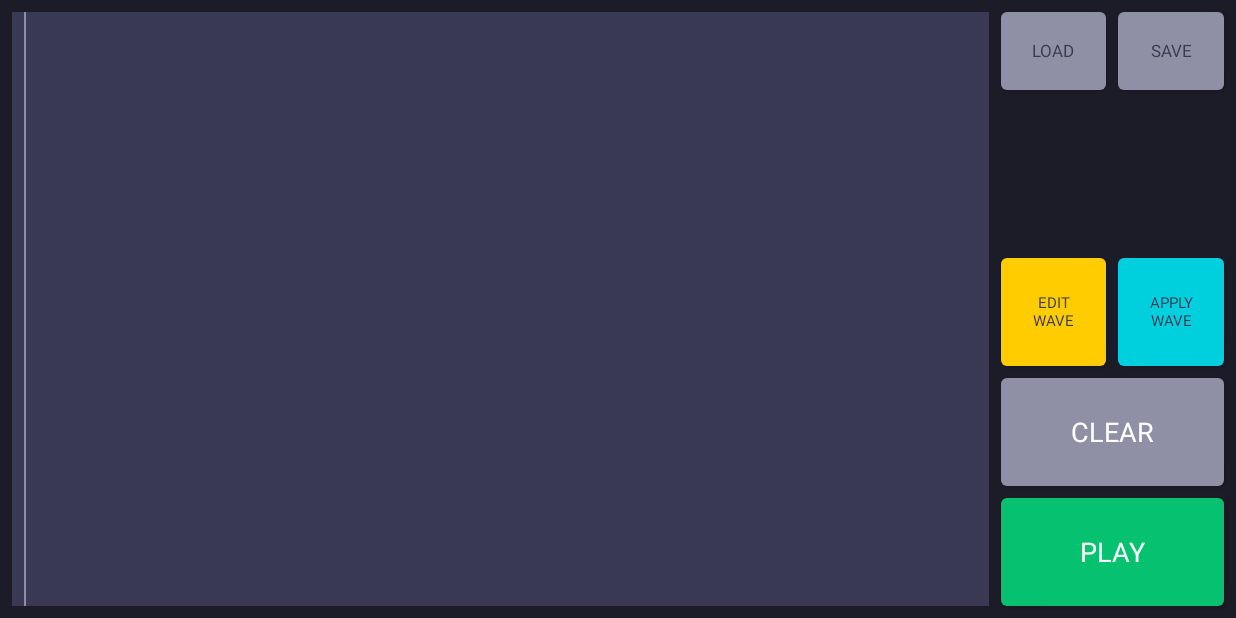
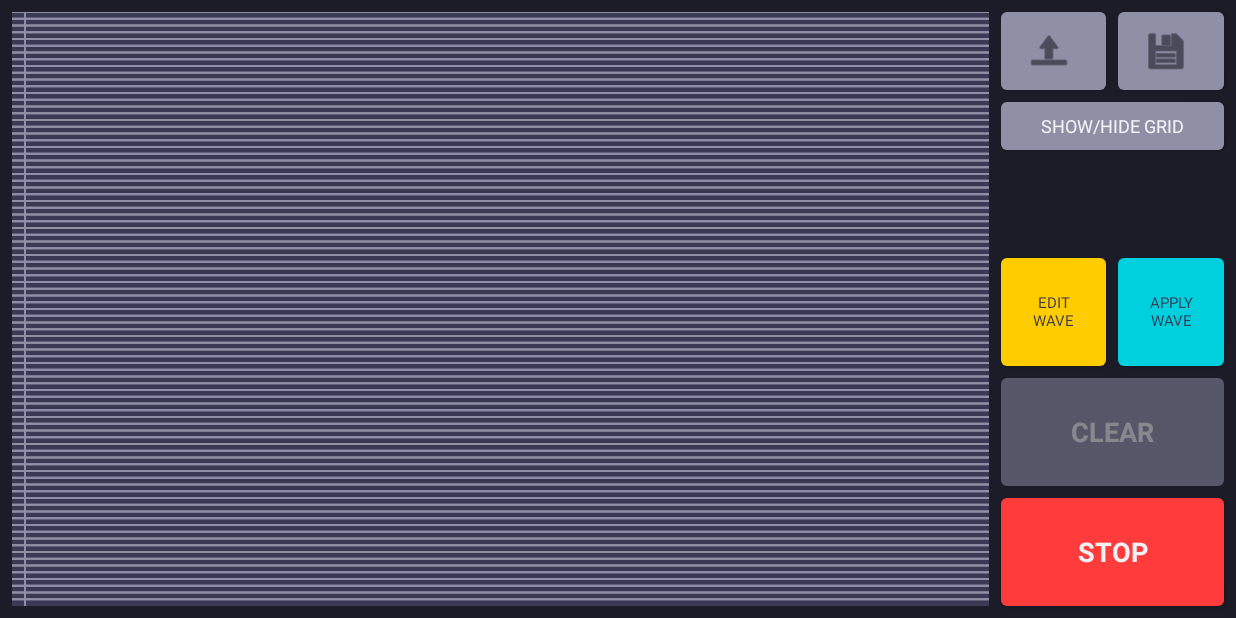
Before and after one commit to Blubberpie/PaperSynth, an Android app: the MainActivity screen opened directly, with no data from a screen before it, after a tap on "PLAY", on a phone screen of 824 x 412 dp (held sideways). Run offline under Robolectric (Android 15) with nearby library versions, the phone set to English and light mode, and no system bars; libraries missing offline, so code that uses them is left out: org.jetbrains.kotlinx; network calls fail; 10 statements that could not run were skipped; 3 other taps on this screen came first.

Commit message:
Load png and display bitmap

```diff
--- a/app/src/main/java/com/example/papersynth/fragments/CanvasFragment.kt
+++ b/app/src/main/java/com/example/papersynth/fragments/CanvasFragment.kt
@@ -1,22 +1,37 @@
 package com.example.papersynth.fragments
 
+import android.content.Intent
+import android.content.res.Resources
+import android.graphics.Bitmap
+import android.net.Uri
 import android.os.Bundle
 import android.view.LayoutInflater
 import android.view.View
 import android.view.ViewGroup
 import android.widget.Button
+import androidx.activity.result.contract.ActivityResultContracts
+import androidx.core.net.toFile
 import androidx.fragment.app.Fragment
 import com.example.papersynth.PlaybackEngine
 import com.example.papersynth.R
+import com.example.papersynth.utils.FileUtil.readCanvasFromPath
 import com.example.papersynth.utils.FileUtil.writeCanvasToFile
 import com.example.papersynth.views.CanvasView
+import java.text.DateFormat
+import java.time.format.DateTimeFormatter
 import java.util.*
 
 class CanvasFragment : Fragment(R.layout.fragment_canvas), View.OnClickListener {
 
     private lateinit var canvasView: CanvasView
 
+    private var waveButton: Button? = null
+    private var clearButton: Button? = null
     private var isOn: Boolean = false
+
+    val loadCanvas = registerForActivityResult(ActivityResultContracts.GetContent()) { uri: Uri? ->
+        handleReadCanvas(uri)
+    }
 
     @Override
     override fun onCreateView(
@@ -43,6 +58,23 @@ class CanvasFragment : Fragment(R.layout.fragment_canvas), View.OnClickListener
                 if (this.isOn) {
                     val alphaArray = canvasView.getAlphaArray()
                     PlaybackEngine.setAlphaArray(alphaArray)
+                    waveButton?.let {
+                        it.setBackgroundColor(resources.getColor(R.color.redD))
+                        it.text = "STOP"
+                    }
+                    clearButton?.let {
+                        it.isEnabled = false
+                        it.alpha = 0.5f
+                    }
+                } else {
+                    waveButton?.let {
+                        it.setBackgroundColor(resources.getColor(R.color.greenD))
+                        it.text = "PLAY"
+                    }
+                    clearButton?.let {
+                        it.isEnabled = true
+                        it.alpha = 1f
+                    }
                 }
                 canvasView.sweep(this.isOn)
                 PlaybackEngine.setToneOn(this.isOn)
@@ -50,21 +82,38 @@ class CanvasFragment : Fragment(R.layout.fragment_canvas), View.OnClickListener
             R.id.btn_save_canvas -> {
                 val bitmap = canvasView.getBitmap()
                 activity?.let { fragmentActivity ->
-                    val now = Calendar.getInstance().time.toString()
+                    val date: Date = Calendar.getInstance().time
+                    var now = DateFormat.getDateTimeInstance(DateFormat.MEDIUM, DateFormat.SHORT, Locale.US).format(date)
+                    now = now.replace("[:,\\s]+".toRegex(), "_")
                     writeCanvasToFile(fragmentActivity, "$now.png", bitmap)
                 }
+            }
+            R.id.btn_load_canvas -> {
+                loadCanvas.launch("image/png")
+            }
+            R.id.btn_toggle_grid -> {
+                canvasView.toggleGrid()
             }
         }
     }
 
     private fun initializeButtons() {
-        val clearButton = activity?.findViewById<Button>(R.id.btn_clear)
+        clearButton = activity?.findViewById(R.id.btn_clear)
         clearButton?.setOnClickListener(this)
-        val waveButton = activity?.findViewById<Button>(R.id.btn_play_wave)
+        waveButton = activity?.findViewById(R.id.btn_play_wave)
         waveButton?.setOnClickListener(this)
         val saveButton = activity?.findViewById<Button>(R.id.btn_save_canvas)
         saveButton?.setOnClickListener(this)
         val loadButton = activity?.findViewById<Button>(R.id.btn_load_canvas)
         loadButton?.setOnClickListener(this)
+        val toggleGridButton = activity?.findViewById<Button>(R.id.btn_toggle_grid)
+        toggleGridButton?.setOnClickListener(this)
+    }
+
+    private fun handleReadCanvas(uri: Uri?) {
+        activity?.let { fragmentActivity ->
+            val loadedBitmap = readCanvasFromPath(fragmentActivity, uri?.path)
+            canvasView.applyLoadedBitmap(loadedBitmap)
+        }
     }
 }
--- a/app/src/main/res/layout/activity_main.xml
+++ b/app/src/main/res/layout/activity_main.xml
@@ -20,10 +20,30 @@
         android:textColor="@color/canvasD"
         android:textSize="11sp"
         app:backgroundTint="@color/elementD"
+        app:icon="@android:drawable/ic_menu_save"
+        app:iconTint="@color/mainD"
         app:layout_constraintEnd_toEndOf="parent"
         app:layout_constraintHorizontal_weight="0.5"
         app:layout_constraintStart_toEndOf="@+id/btn_load_canvas"
         app:layout_constraintTop_toTopOf="parent" />
+
+    <Button
+        android:id="@+id/btn_toggle_grid"
+        android:layout_width="0dp"
+        android:layout_height="40dp"
+        android:layout_marginStart="8dp"
+        android:layout_marginEnd="8dp"
+        android:insetTop="0dp"
+        android:insetBottom="8dp"
+        android:text="SHOW/HIDE GRID"
+        android:textAppearance="@style/TextAppearance.AppCompat.Small"
+        android:textColor="@color/brushL"
+        android:textSize="12sp"
+        app:backgroundTint="@color/elementD"
+        app:layout_constraintEnd_toEndOf="parent"
+        app:layout_constraintHorizontal_weight="0.5"
+        app:layout_constraintStart_toEndOf="@+id/fragment_container_view"
+        app:layout_constraintTop_toBottomOf="@+id/btn_save_canvas" />
 
     <Button
         android:id="@+id/btn_load_canvas"
@@ -34,15 +54,17 @@
         android:layout_marginEnd="4dp"
         android:insetTop="0dp"
         android:insetBottom="8dp"
-        android:text="LOAD"
         android:textAppearance="@style/TextAppearance.AppCompat.Small"
         android:textColor="@color/canvasD"
         android:textSize="11sp"
         app:backgroundTint="@color/elementD"
+        app:icon="@android:drawable/ic_menu_upload"
+        app:iconTint="@color/mainD"
         app:layout_constraintEnd_toStartOf="@+id/btn_save_canvas"
         app:layout_constraintHorizontal_weight="0.5"
         app:layout_constraintStart_toEndOf="@+id/fragment_container_view"
-        app:layout_constraintTop_toTopOf="parent" />
+        app:layout_constraintTop_toTopOf="parent"
+        app:rippleColor="@color/brushL" />
 
     <androidx.fragment.app.FragmentContainerView
         android:id="@+id/fragment_container_view"
@@ -71,6 +93,8 @@
         android:insetBottom="0dp"
         android:text="PLAY"
         android:textAppearance="@style/TextAppearance.AppCompat.Medium"
+        android:textColor="@color/brushL"
+        android:textStyle="bold"
         app:backgroundTint="@color/greenD"
         app:layout_constraintBottom_toBottomOf="parent"
         app:layout_constraintEnd_toEndOf="parent"
@@ -86,6 +110,8 @@
         android:insetBottom="0dp"
         android:text="CLEAR"
         android:textAppearance="@style/TextAppearance.AppCompat.Medium"
+        android:textColor="@color/brushL"
+        android:textStyle="bold"
         app:backgroundTint="@color/elementD"
         app:layout_constraintBottom_toTopOf="@+id/btn_play_wave"
         app:layout_constraintEnd_toEndOf="parent"
```
Also changed, not shown: app/src/main/java/com/example/papersynth/utils/FileUtil.kt (+26 -0 lines), app/src/main/java/com/example/papersynth/views/CanvasView.kt (+17 -0 lines).
